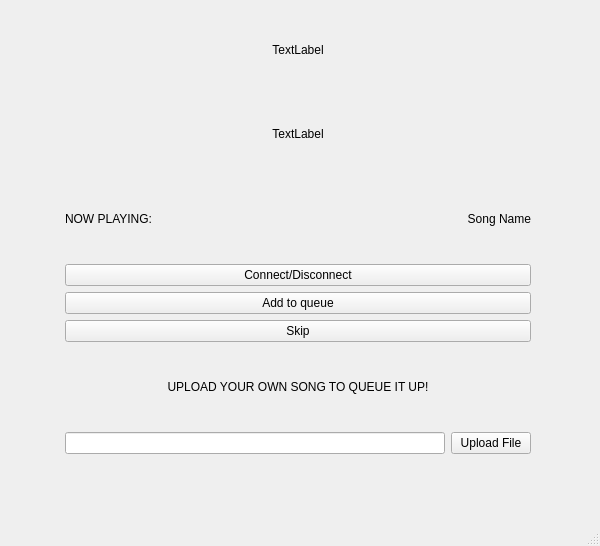
Before: the Qt Designer form Client/mainwindow.ui in Hajk0/InternetRadioClient, drawn with Qt 5.
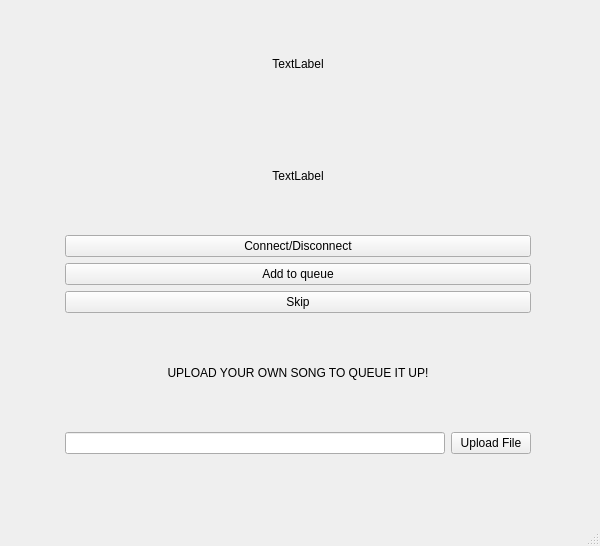
After: the same form once the commit is applied.

Patch:
```diff
--- a/Client/mainwindow.ui
+++ b/Client/mainwindow.ui
@@ -103,27 +103,6 @@
        </item>
       </layout>
      </item>
-     <item>
-      <layout class="QHBoxLayout" name="horizontalLayout_2">
-       <item>
-        <widget class="QLabel" name="label_2">
-         <property name="text">
-          <string>NOW PLAYING:</string>
-         </property>
-        </widget>
-       </item>
-       <item>
-        <widget class="QLabel" name="label_3">
-         <property name="text">
-          <string>Song Name</string>
-         </property>
-         <property name="alignment">
-          <set>Qt::AlignRight|Qt::AlignTrailing|Qt::AlignVCenter</set>
-         </property>
-        </widget>
-       </item>
-      </layout>
-     </item>
      <item>
       <widget class="QPushButton" name="btn_connect">
        <property name="text">
```
